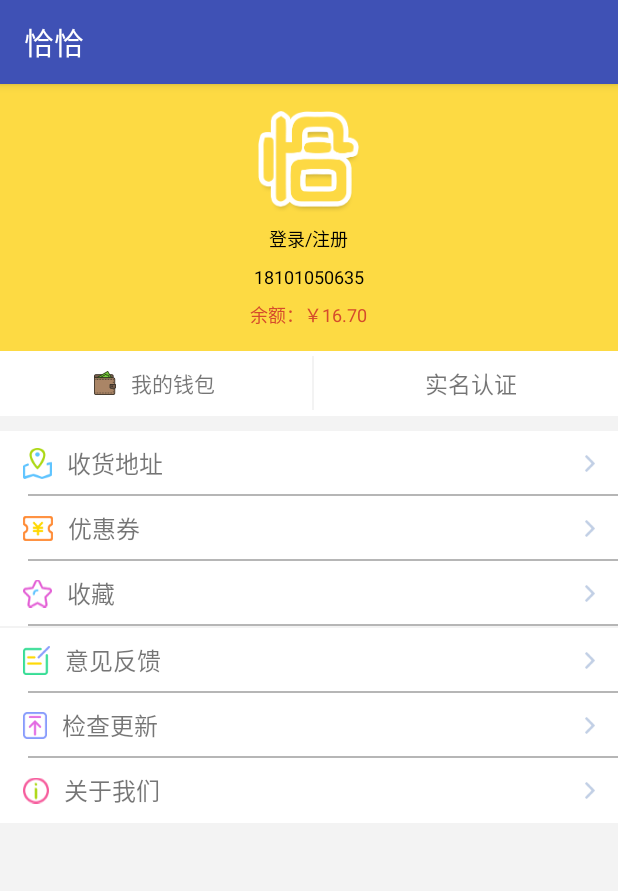
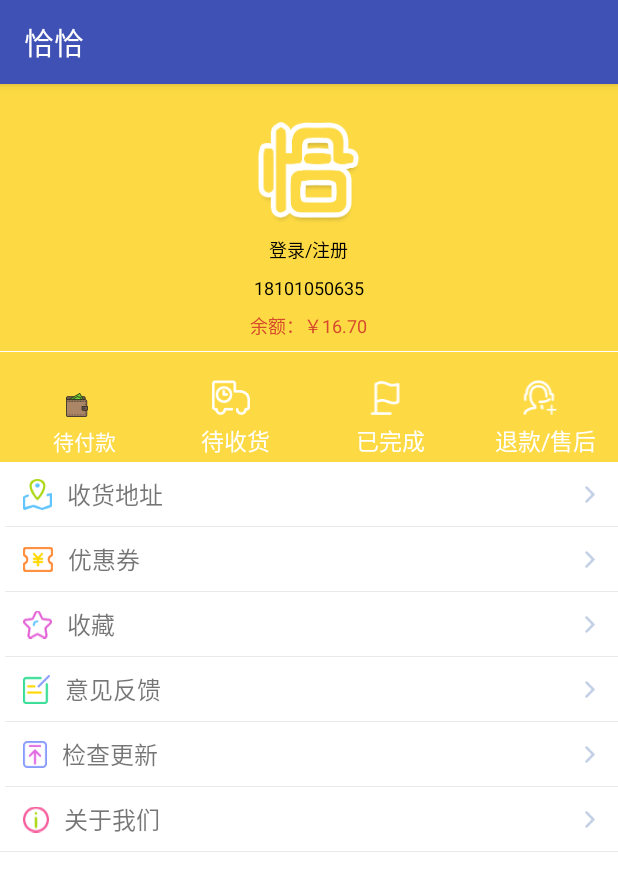
Before and after one commit to Max-D-Cc/qiaqia, an Android app: the fragment MineFragment shown on its own in the app's theme, on a phone screen of 412 x 824 dp. Shown: the top 891 px of the screen. Run offline under Robolectric (Android 15) with nearby library versions, the phone set to English and light mode, and no system bars; our stand-ins replace ButterKnife; 1 statement that could not run was skipped.

Commit message:
个人界面修改

```diff
--- a/dialoglibrary/src/main/res/values/colors.xml
+++ b/dialoglibrary/src/main/res/values/colors.xml
@@ -4,6 +4,7 @@
     <color name="sweet_dialog_bg_color">#FFFFFF</color>
     <color name="button_text_color">#FFFFFF</color>
     <color name="gray_btn_bg_color">#B6B6B6</color>
+    <color name="gray_split_color">#e9e9e9</color>
     <color name="gray_btn_bg_pressed_color">#BfBfBf</color>
     <color name="blue_btn_bg_color">#419dfb</color>
     <color name="blue_btn_bg_pressed_color">#419dfb</color>
--- a/qiaqia/src/main/res/layout/fragment_mine.xml
+++ b/qiaqia/src/main/res/layout/fragment_mine.xml
@@ -4,7 +4,7 @@
     xmlns:tools="http://schemas.android.com/tools"
     android:layout_width="match_parent"
     android:layout_height="match_parent"
-    android:background="#f3f3f3"
+    android:background="#ffffff"
     >
 
 <LinearLayout
@@ -28,14 +28,7 @@
     android:layout_marginTop="5dp"
     android:layout_marginRight="5dp"
     />
-        <ImageView
-            android:id="@+id/img_head"
-            android:layout_width="68dp"
-            android:layout_height="68dp"
-            android:layout_centerHorizontal="true"
-            android:layout_marginTop="18dp"
-            android:src="@mipmap/logo_login"
-            />
+
         <TextView
             android:id="@+id/name"
             android:layout_below="@+id/img_head"
@@ -167,68 +160,104 @@
             android:layout_alignParentTop="true"
             android:layout_alignParentLeft="true"
             android:layout_alignParentStart="true"/>
+
+        <ImageView
+            android:id="@+id/img_head"
+            android:layout_width="68dp"
+            android:layout_height="68dp"
+            android:src="@mipmap/logo_login"
+            android:layout_below="@+id/iv_setting"
+            android:layout_centerHorizontal="true"/>
     </RelativeLayout>
-
+    <TextView
+        android:layout_width="match_parent"
+        android:layout_height="1px"
+        android:background="@color/white"
+        />
+    <LinearLayout
+        android:id="@+id/ll_icon"
+        android:layout_width="match_parent"
+        android:layout_height="43.5dp"
+        android:orientation="horizontal"
+        android:background="@color/app_color"
+        android:gravity="bottom"
+        >
+        <ImageView
+            android:layout_width="0dp"
+            android:layout_height="wrap_content"
+            android:layout_weight="1"
+            android:src="@mipmap/qianbao"
+            />
+        <ImageView
+            android:layout_width="0dp"
+            android:layout_height="wrap_content"
+            android:layout_weight="1"
+            android:src="@mipmap/shouhuo"
+            />
+        <ImageView
+            android:layout_width="0dp"
+            android:layout_height="wrap_content"
+            android:layout_weight="1"
+            android:src="@mipmap/wancheng"
+            />
+        <ImageView
+            android:layout_width="0dp"
+            android:layout_height="wrap_content"
+            android:layout_weight="1"
+            android:src="@mipmap/shouhou"
+            />
+    </LinearLayout>
     <LinearLayout
         android:id="@+id/ll_wallte_realname"
         android:layout_width="match_parent"
-        android:layout_height="43.5dp"
+        android:layout_height="30dp"
         android:layout_alignParentBottom="true"
         android:orientation="horizontal"
-        android:background="@color/white"
+        android:background="@color/app_color"
+        android:paddingTop="4dp"
         >
-        <LinearLayout
-            android:id="@+id/ll_money"
-            android:layout_weight="1"
-            android:layout_width="wrap_content"
-            android:layout_height="match_parent"
-            android:orientation="horizontal"
-            android:gravity="center"
-            android:layout_marginRight="1dp"
-            android:background="?android:attr/selectableItemBackground"
-            >
-            <ImageView
-                android:layout_width="wrap_content"
+            <TextView
+                android:id="@+id/tv_wait_pay"
+                android:layout_width="0dp"
+                android:layout_weight="1"
                 android:layout_height="wrap_content"
-                android:src="@mipmap/qianbao"
-                />
-            <TextView
-                android:layout_width="wrap_content"
-                android:layout_height="wrap_content"
+                android:gravity="center"
                 android:layout_marginLeft="10dp"
-                android:text="我的钱包"
+                android:text="待付款"
+                android:textColor="@color/white"
                 android:textSize="14dp"
-                />
-        </LinearLayout>
-        <ImageView
-            android:layout_width="1dp"
-            android:layout_height="36dp"
-            android:background="#f3f3f3"
-            android:layout_gravity="center"
-            />
-        <LinearLayout
-            android:id="@+id/ll_real_name"
-            android:layout_weight="1"
-            android:layout_width="wrap_content"
-            android:layout_height="match_parent"
-            android:orientation="horizontal"
-            android:gravity="center"
-            android:layout_marginLeft="1dp"
-            android:background="?android:attr/selectableItemBackground"
-            >
-            <ImageView
-                android:layout_width="wrap_content"
-                android:layout_height="wrap_content"
                 />
 
             <TextView
-                android:layout_width="wrap_content"
+                android:layout_width="0dp"
+                android:layout_weight="1"
                 android:layout_height="wrap_content"
-                android:text="实名认证 "
+                android:gravity="center"
+                android:text="待收货 "
+                android:textColor="@color/white"
                 android:layout_marginLeft="10dp"
                 android:textSize="15dp"
-                android:id="@+id/textView5"/>
-        </LinearLayout>
+                android:id="@+id/tv_wait_get"/>
+        <TextView
+            android:layout_width="0dp"
+            android:layout_weight="1"
+            android:layout_height="wrap_content"
+            android:gravity="center"
+            android:text="已完成 "
+            android:textColor="@color/white"
+            android:layout_marginLeft="10dp"
+            android:textSize="15dp"
+            android:id="@+id/tv_finish"/>
+        <TextView
+            android:layout_width="0dp"
+            android:layout_weight="1"
+            android:layout_height="wrap_content"
+            android:gravity="center"
+            android:text="退款/售后 "
+            android:textColor="@color/white"
+            android:layout_marginLeft="10dp"
+            android:textSize="15dp"
+            android:id="@+id/tv_after_salas"/>
     </LinearLayout>
 
     <LinearLayout
@@ -237,11 +266,6 @@
         android:orientation="vertical"
         android:background="@color/white"
         >
-        <TextView
-            android:layout_width="match_parent"
-            android:layout_height="10dp"
-            android:background="#f3f3f3"
-            />
     <RelativeLayout
         android:id="@+id/credit"
         android:layout_width="match_parent"
@@ -249,9 +273,9 @@
         android:gravity="center_vertical"
         android:layout_gravity="center"
         android:background="?android:attr/selectableItemBackground"
-        android:paddingLeft="15dp"
         >
         <ImageView
+            android:paddingLeft="15dp"
             android:id="@+id/or_img"
             android:layout_width="wrap_content"
             android:layout_height="match_parent"
@@ -280,10 +304,10 @@
             />
         <TextView
             android:layout_width="match_parent"
-            android:layout_height="1dp"
+            android:layout_height="0.7dp"
             android:layout_marginLeft="3dp"
             android:layout_alignParentBottom="true"
-            android:background="@color/gray_btn_bg_color"
+            android:background="@color/gray_split_color"
             />
     </RelativeLayout>
 
@@ -294,7 +318,7 @@
         android:gravity="center_vertical"
         android:layout_gravity="center"
         android:background="?android:attr/selectableItemBackground"
-        android:paddingLeft="15dp"
+
         >
 
         <TextView
@@ -318,14 +342,15 @@
             />
         <TextView
             android:layout_width="match_parent"
-            android:layout_height="1dp"
+            android:layout_height="0.7dp"
             android:layout_marginLeft="3dp"
             android:layout_alignParentBottom="true"
-            android:background="@color/gray_btn_bg_color"
+            android:background="@color/gray_split_color"
             />
 
         <ImageView
             android:id="@+id/point_img9"
+            android:paddingLeft="15dp"
             android:layout_width="wrap_content"
             android:layout_height="match_parent"
             android:src="@mipmap/youhuiquan"
@@ -393,9 +418,9 @@
         android:gravity="center_vertical"
         android:layout_gravity="center"
         android:background="?android:attr/selectableItemBackground"
-        android:paddingLeft="15dp"
         >
         <ImageView
+            android:paddingLeft="15dp"
             android:id="@+id/point_img"
             android:layout_width="wrap_content"
             android:layout_height="match_parent"
@@ -413,10 +438,10 @@
             />
         <TextView
             android:layout_width="match_parent"
-            android:layout_height="1dp"
+            android:layout_height="0.7dp"
             android:layout_marginLeft="3dp"
             android:layout_alignParentBottom="true"
-            android:background="@color/gray_btn_bg_color"
+            android:background="@color/gray_split_color"
             />
         <ImageView
             android:layout_alignParentRight="true"
@@ -477,11 +502,7 @@
             />
 
     </RelativeLayout>
-        <TextView
-            android:layout_width="match_parent"
-            android:layout_height="1dp"
-            android:background="#f3f3f3"
-            />
+
     <RelativeLayout
         android:id="@+id/rl_feedback"
         android:layout_width="match_parent"
@@ -489,7 +510,6 @@
         android:gravity="center_vertical"
         android:layout_gravity="center"
         android:background="?android:attr/selectableItemBackground"
-        android:paddingLeft="15dp"
         >
         <ImageView
             android:id="@+id/or_img5"
@@ -497,6 +517,7 @@
             android:layout_height="match_parent"
             android:src="@mipmap/yijian"
             android:gravity="center"
+            android:paddingLeft="15dp"
             />
 
         <ImageView
@@ -511,9 +532,9 @@
             />
         <TextView
             android:layout_width="match_parent"
-            android:layout_height="1dp"
+            android:layout_height="0.7dp"
             android:layout_alignParentBottom="true"
-            android:background="@color/gray_btn_bg_color"
+            android:background="@color/gray_split_color"
             android:layout_marginLeft="3dp"
             />
 
@@ -529,6 +550,7 @@
             android:layout_toEndOf="@+id/or_img5"
             android:id="@+id/textView3"/>
     </RelativeLayout>
+
         <RelativeLayout
             android:id="@+id/rl_updata"
             android:layout_width="match_parent"
@@ -536,9 +558,9 @@
             android:gravity="center_vertical"
             android:layout_gravity="center"
             android:background="?android:attr/selectableItemBackground"
-            android:paddingLeft="15dp"
             >
             <ImageView
+                android:paddingLeft="15dp"
                 android:id="@+id/or_img8"
                 android:layout_width="wrap_content"
                 android:layout_height="match_parent"
@@ -558,9 +580,9 @@
                 />
             <TextView
                 android:layout_width="match_parent"
-                android:layout_height="1dp"
+                android:layout_height="0.7dp"
                 android:layout_alignParentBottom="true"
-                android:background="@color/gray_btn_bg_color"
+                android:background="@color/gray_split_color"
                 android:layout_marginLeft="3dp"
                 />
 
@@ -576,7 +598,8 @@
                 android:layout_toEndOf="@+id/or_img8"
                 android:id="@+id/textView8"/>
         </RelativeLayout>
-    <RelativeLayout
+
+        <RelativeLayout
         android:id="@+id/rl_setting"
         android:layout_width="match_parent"
         android:layout_height="43dp"
@@ -617,9 +640,9 @@
         android:layout_height="43dp"
         android:gravity="center_vertical"
         android:background="?android:attr/selectableItemBackground"
-        android:paddingLeft="15dp"
         >
         <ImageView
+            android:paddingLeft="15dp"
             android:id="@+id/img_03"
             android:layout_width="wrap_content"
             android:layout_height="match_parent"
@@ -647,11 +670,10 @@
             />
         <TextView
             android:layout_width="match_parent"
-            android:layout_height="1dp"
+            android:layout_height="0.7dp"
             android:layout_alignParentBottom="true"
-            android:background="@color/gray_btn_bg_color"
-            android:layout_marginLeft="3dp"
-            android:visibility="gone"
+            android:background="@color/gray_split_color"
+            android:layout_marginLeft="0dp"
             />
     </RelativeLayout>
     </LinearLayout>
```
